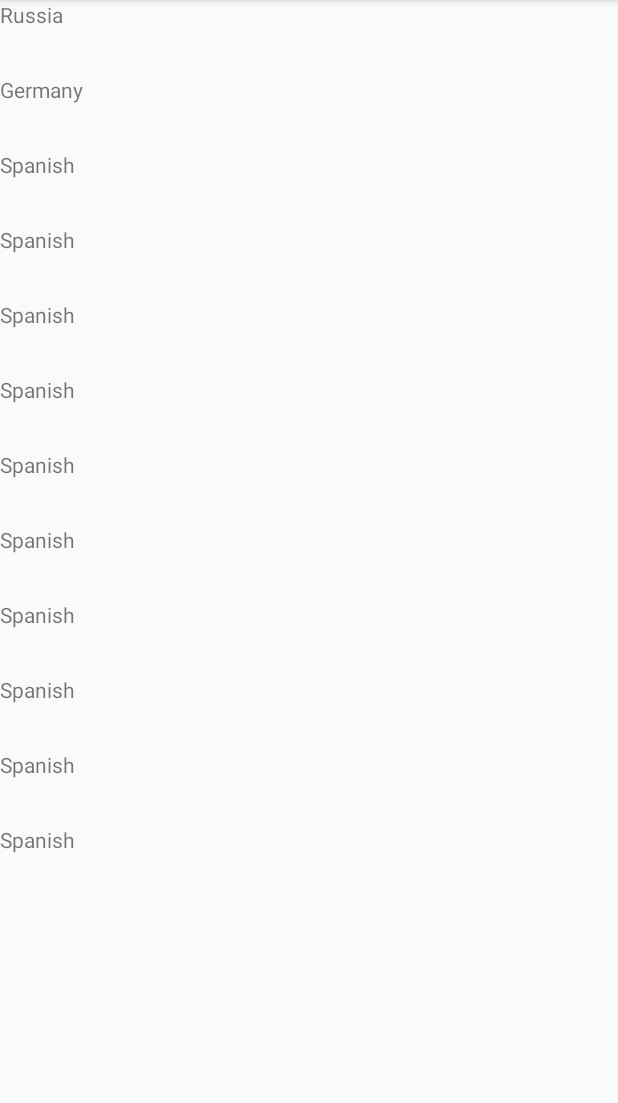
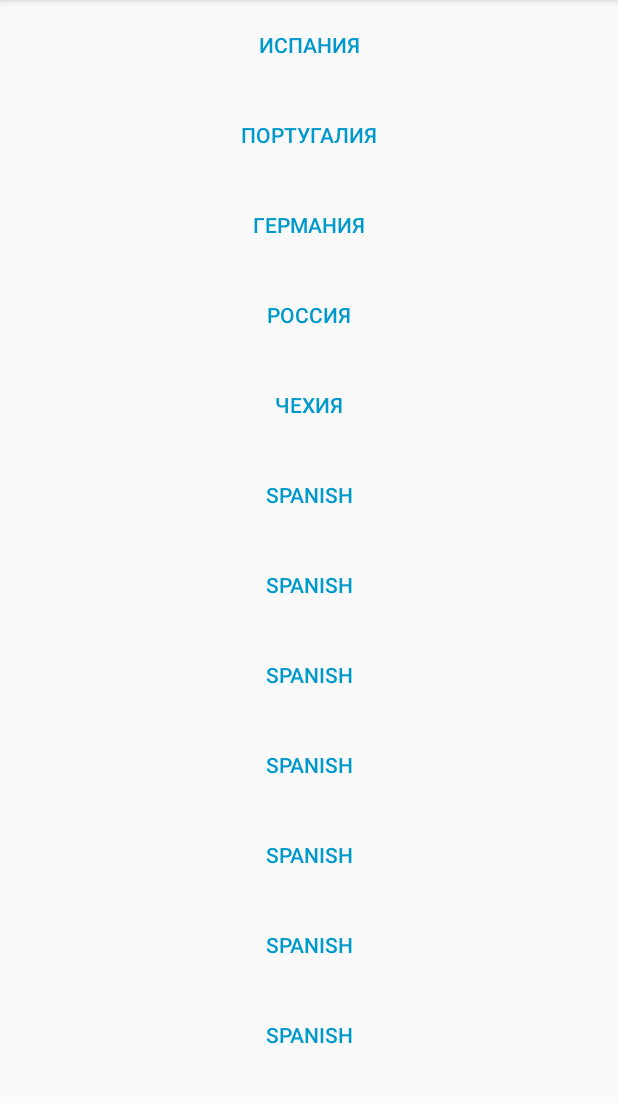
Before and after one commit to Lamer11/samsebetourist, an Android app: the Countries screen opened directly, with no data from a screen before it, on a phone screen of 412 x 824 dp, the part 84-1187 px from its top. Run offline under Robolectric (Android 15) with nearby library versions, the phone set to English and light mode, and no system bars.

Commit message:
pages is added

```diff
--- a/app/src/main/java/se/android/samsebetourist/Countries.java
+++ b/app/src/main/java/se/android/samsebetourist/Countries.java
@@ -36,11 +36,11 @@ public class Countries extends AppCompatActivity {
 
 
     private void fillCountriesTank(){
-        listik.add("Russia");
-        listik.add("Germany");
-        listik.add("Spanish");
-        listik.add("Spanish");
-        listik.add("Spanish");
+        listik.add("ИСПАНИЯ");
+        listik.add("ПОРТУГАЛИЯ");
+        listik.add("ГЕРМАНИЯ");
+        listik.add("РОССИЯ");
+        listik.add("ЧЕХИЯ");
         listik.add("Spanish");
         listik.add("Spanish");
         listik.add("Spanish");
--- a/app/src/main/java/se/android/samsebetourist/DataAdapter.java
+++ b/app/src/main/java/se/android/samsebetourist/DataAdapter.java
@@ -4,6 +4,7 @@ import android.content.Context;
 import android.view.LayoutInflater;
 import android.view.View;
 import android.view.ViewGroup;
+import android.widget.Button;
 import android.widget.ImageView;
 import android.widget.TextView;
 import androidx.recyclerview.widget.RecyclerView;
@@ -41,7 +42,7 @@ public class DataAdapter extends RecyclerView.Adapter<DataAdapter.ViewHolder> {
         final TextView country;
         ViewHolder(View view){
             super(view);
-            country = (TextView) view.findViewById(R.id.country);
+            country = (Button) view.findViewById(R.id.country);
         }
     }
 }
--- a/app/src/main/res/layout/activity_list_countries.xml
+++ b/app/src/main/res/layout/activity_list_countries.xml
@@ -1,15 +1,15 @@
 <?xml version="1.0" encoding="utf-8"?>
 <LinearLayout xmlns:android="http://schemas.android.com/apk/res/android"
-    xmlns:app="http://schemas.android.com/apk/res-auto"
-    xmlns:tools="http://schemas.android.com/tools"
     android:layout_width="match_parent"
-    android:layout_height="50dp"
+    android:layout_height="60dp"
     android:orientation="horizontal">
 
-    <TextView
+    <Button
         android:id="@+id/country"
         android:layout_width="match_parent"
         android:layout_height="match_parent"
+        android:background="@android:color/transparent"
+        android:textColor="@android:color/holo_blue_dark"
         android:text="Country" />
 
 
--- a/build.gradle
+++ b/build.gradle
@@ -7,7 +7,7 @@ buildscript {
 
     }
     dependencies {
-        classpath 'com.android.tools.build:gradle:3.5.0'
+        classpath 'com.android.tools.build:gradle:3.5.3'
 
         // NOTE: Do not place your application dependencies here; they belong
         // in the individual module build.gradle files
```
Also changed, not shown: app/src/main/res/drawable/2.png (added), app/src/main/res/drawable/3.png (added), app/src/main/res/drawable/4.png (added), app/src/main/res/drawable/5.png (added), app/src/main/res/drawable/6.png (added).
